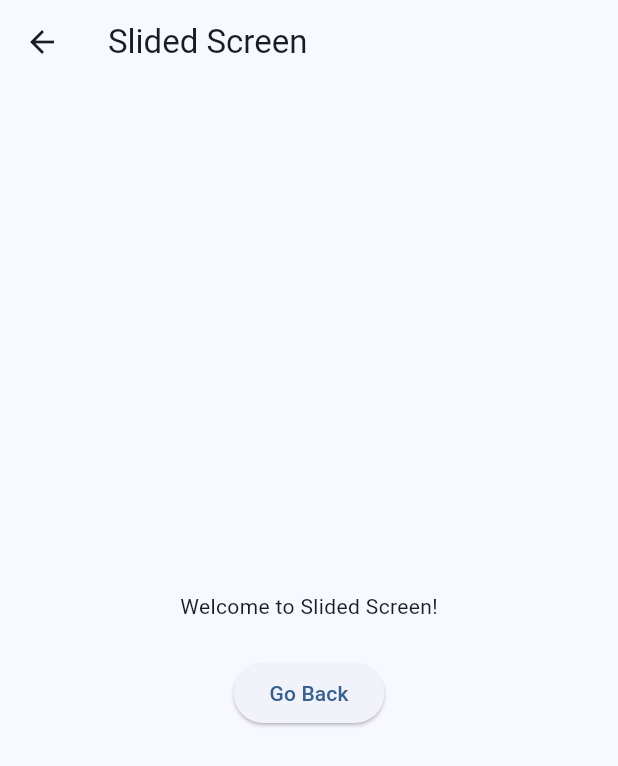
After one commit to kalviumcommunity/S64-Mar26-Team01-FFDP, a Flutter app: the AnimationDemoScreen screen opened by its route, after a tap on the "favorite outline" icon, after a tap on "Slide Transition Route", on a phone screen of 412 x 824 dp. The commit adds this screen. Shown: the top 766 px of the screen. Run offline on Flutter 3.47's test engine with Material 3 defaults, Android fonts, the phone set to English and light mode, and no system bars; our stand-ins replace cached_network_image, cloud_firestore, firebase_auth, firebase_core, firebase_storage, flutter_image_compress; accounts and stored records are empty.

Commit message:
chore:implemented smooth animations and transitions for improved UX

```diff
--- a/lib/routes/app_routes.dart
+++ b/lib/routes/app_routes.dart
@@ -8,6 +8,7 @@ import '../screens/settings/settings_screen.dart';
 import '../screens/about/about_screen.dart';
 import '../screens/devtools_demo_screen.dart';
 import '../screens/state_management_demo.dart';
+import '../screens/animations/animation_demo_screen.dart';
 /// Centralized named route definitions for NanheNest.
 ///
 /// Usage:
@@ -27,6 +28,7 @@ class AppRoutes {
   static const String about = '/about';
   static const String devToolsDemo = '/devtools-demo';
   static const String stateManagementDemo = '/state-management-demo';
+  static const String animationDemo = '/animation-demo';
 
   /// All named routes registered in MaterialApp
   static Map<String, WidgetBuilder> get routes => {
@@ -43,5 +45,6 @@ class AppRoutes {
         about: (_) => const AboutScreen(),
         devToolsDemo: (_) => const DevToolsDemoScreen(),
         stateManagementDemo: (_) => const StateManagementDemo(),
+        animationDemo: (_) => const AnimationDemoScreen(),
       };
 }
--- /dev/null
+++ b/lib/screens/animations/animation_demo_screen.dart
@@ -0,0 +1,158 @@
+import 'package:flutter/material.dart';
+import '../../utils/page_transitions.dart';
+import '../../widgets/animations/animated_like_button.dart';
+import '../../widgets/animations/custom_loading_indicator.dart';
+
+class AnimationDemoScreen extends StatelessWidget {
+  const AnimationDemoScreen({Key? key}) : super(key: key);
+
+  @override
+  Widget build(BuildContext context) {
+    return Scaffold(
+      appBar: AppBar(
+        title: const Text('Animations & Transitions'),
+      ),
+      body: SingleChildScrollView(
+        padding: const EdgeInsets.all(16),
+        child: Column(
+          children: [
+            // 1. Like Animation Example
+            _buildSection(
+              title: '1. Animated Like Button',
+              child: Row(
+                mainAxisAlignment: MainAxisAlignment.center,
+                children: [
+                  const AnimatedLikeButton(
+                    size: 48,
+                  ),
+                  const SizedBox(width: 32),
+                  AnimatedLikeButton(
+                    size: 48,
+                    initialIsLiked: true,
+                    onToggle: (liked) {
+                      debugPrint('Liked status changed: $liked');
+                    },
+                  ),
+                ],
+              ),
+            ),
+            const SizedBox(height: 32),
+
+            // 2. Loading Indicators Example
+            _buildSection(
+              title: '2. Loading Animations',
+              child: Column(
+                children: [
+                  const Row(
+                    mainAxisAlignment: MainAxisAlignment.spaceEvenly,
+                    children: [
+                      CustomLoadingIndicator(size: 30, color: Colors.blue),
+                      CustomLoadingIndicator(size: 50, color: Colors.red),
+                      CustomLoadingIndicator(strokeWidth: 6),
+                    ],
+                  ),
+                  const SizedBox(height: 32),
+                  Row(
+                    mainAxisAlignment: MainAxisAlignment.spaceEvenly,
+                    children: [
+                      const ShimmerLoadingBox(width: 60, height: 60),
+                      ShimmerLoadingBox(
+                        width: 120,
+                        height: 20,
+                        borderRadius: BorderRadius.circular(4),
+                      ),
+                    ],
+                  ),
+                ],
+              ),
+            ),
+            const SizedBox(height: 32),
+
+            // 3. Page Transitions Example
+            _buildSection(
+              title: '3. Page Transitions',
+              child: Column(
+                children: [
+                  ElevatedButton.icon(
+                    icon: const Icon(Icons.arrow_forward),
+                    label: const Text('Slide Transition Route'),
+                    onPressed: () {
+                      Navigator.push(
+                        context,
+                        PageTransitions.slide(const _DummyDestinationScreen(
+                          title: 'Slided Screen',
+                        )),
+                      );
+                    },
+                  ),
+                  const SizedBox(height: 16),
+                  ElevatedButton.icon(
+                    icon: const Icon(Icons.opacity),
+                    label: const Text('Fade Transition Route'),
+                    onPressed: () {
+                      Navigator.push(
+                        context,
+                        PageTransitions.fade(const _DummyDestinationScreen(
+                          title: 'Faded Screen',
+                        )),
+                      );
+                    },
+                  ),
+                ],
+              ),
+            ),
+          ],
+        ),
+      ),
+    );
+  }
+
+  Widget _buildSection({required String title, required Widget child}) {
+    return Card(
+      elevation: 2,
+      child: Padding(
+        padding: const EdgeInsets.all(16),
+        child: Column(
+          crossAxisAlignment: CrossAxisAlignment.stretch,
+          children: [
+            Text(
+              title,
+              style: const TextStyle(
+                fontSize: 18,
+                fontWeight: FontWeight.bold,
+              ),
+              textAlign: TextAlign.center,
+            ),
+            const SizedBox(height: 24),
+            child,
+          ],
+        ),
+      ),
+    );
+  }
+}
+
+class _DummyDestinationScreen extends StatelessWidget {
+  final String title;
+  const _DummyDestinationScreen({required this.title});
+
+  @override
+  Widget build(BuildContext context) {
+    return Scaffold(
+      appBar: AppBar(title: Text(title)),
+      body: Center(
+        child: Column(
+          mainAxisAlignment: MainAxisAlignment.center,
+          children: [
+            Text('Welcome to $title!'),
+            const SizedBox(height: 24),
+            ElevatedButton(
+              onPressed: () => Navigator.pop(context),
+              child: const Text('Go Back'),
+            ),
+          ],
+        ),
+      ),
+    );
+  }
+}
--- a/lib/screens/home/dashboard_screen.dart
+++ b/lib/screens/home/dashboard_screen.dart
@@ -115,6 +115,12 @@ class _DashboardScreenState extends State<DashboardScreen> {
         centerTitle: true,
         elevation: 0,
         actions: [
+          IconButton(
+            icon: const Icon(Icons.animation),
+            onPressed: () =>
+                Navigator.pushNamed(context, '/animation-demo'),
+            tooltip: 'Animations Demo',
+          ),
           IconButton(
             icon: const Icon(Icons.analytics),
             onPressed: () =>
--- /dev/null
+++ b/lib/utils/page_transitions.dart
@@ -0,0 +1,41 @@
+import 'package:flutter/material.dart';
+
+/// A utility class providing common Custom PageRouteBuilders
+class PageTransitions {
+  PageTransitions._();
+
+  /// Fades in the new page smoothly
+  static PageRouteBuilder fade(Widget page, {Duration? transitionDuration}) {
+    return PageRouteBuilder(
+      pageBuilder: (context, animation, secondaryAnimation) => page,
+      transitionDuration: transitionDuration ?? const Duration(milliseconds: 300),
+      transitionsBuilder: (context, animation, secondaryAnimation, child) {
+        return FadeTransition(
+          opacity: animation,
+          child: child,
+        );
+      },
+    );
+  }
+
+  /// Slides the new page from the right to the left
+  static PageRouteBuilder slide(Widget page, {Duration? transitionDuration}) {
+    return PageRouteBuilder(
+      pageBuilder: (context, animation, secondaryAnimation) => page,
+      transitionDuration: transitionDuration ?? const Duration(milliseconds: 300),
+      transitionsBuilder: (context, animation, secondaryAnimation, child) {
+        const begin = Offset(1.0, 0.0); // start off-screen right
+        const end = Offset.zero;         // end at its natural position
+        const curve = Curves.easeInOutCubic;
+
+        var tween = Tween(begin: begin, end: end).chain(CurveTween(curve: curve));
+        var offsetAnimation = animation.drive(tween);
+
+        return SlideTransition(
+          position: offsetAnimation,
+          child: child,
+        );
+      },
+    );
+  }
+}
--- /dev/null
+++ b/lib/widgets/animations/animated_like_button.dart
@@ -0,0 +1,102 @@
+import 'package:flutter/material.dart';
+
+/// A highly optimized Like button animation.
+/// Uses a StatefulWidget internally to handle its own AnimationController
+/// but exposes a simple stateless-like API to consumers.
+class AnimatedLikeButton extends StatefulWidget {
+  final bool initialIsLiked;
+  final double size;
+  final ValueChanged<bool>? onToggle;
+  final Color likedColor;
+  final Color unlikedColor;
+
+  const AnimatedLikeButton({
+    Key? key,
+    this.initialIsLiked = false,
+    this.size = 28.0,
+    this.onToggle,
+    this.likedColor = Colors.red,
+    this.unlikedColor = Colors.grey,
+  }) : super(key: key);
+
+  @override
+  State<AnimatedLikeButton> createState() => _AnimatedLikeButtonState();
+}
+
+class _AnimatedLikeButtonState extends State<AnimatedLikeButton>
+    with SingleTickerProviderStateMixin {
+  late bool _isLiked;
+  late AnimationController _controller;
+  late Animation<double> _scaleAnimation;
+
+  @override
+  void initState() {
+    super.initState();
+    _isLiked = widget.initialIsLiked;
+
+    _controller = AnimationController(
+       duration: const Duration(milliseconds: 300),
+      vsync: this,
+    );
+
+    // Creates a pop/bounce effect
+    _scaleAnimation = TweenSequence<double>([
+      TweenSequenceItem(
+        tween: Tween<double>(begin: 1.0, end: 1.4)
+            .chain(CurveTween(curve: Curves.easeOutCubic)),
+        weight: 40,
+      ),
+      TweenSequenceItem(
+        tween: Tween<double>(begin: 1.4, end: 1.0)
+            .chain(CurveTween(curve: Curves.easeOutBack)),
+        weight: 60,
+      ),
+    ]).animate(_controller);
+  }
+
+  @override
+  void dispose() {
+    _controller.dispose();
+    super.dispose();
+  }
+
+  void _handleTap() {
+    setState(() {
+      _isLiked = !_isLiked;
+    });
+
+    if (_isLiked) {
+      _controller.forward(from: 0.0);
+    } // typically unlike doesn't bounce in many apps, so we skip reverse animation
+
+    if (widget.onToggle != null) {
+      widget.onToggle!(_isLiked);
+    }
+  }
+
+  @override
+  Widget build(BuildContext context) {
+    // We use AnimatedBuilder exclusively on the icon to avoid full widget rebuilds during animation
+    return GestureDetector(
+      onTap: _handleTap,
+      behavior: HitTestBehavior.opaque,
+      child: Padding(
+        padding: const EdgeInsets.all(8.0),
+        child: AnimatedBuilder(
+          animation: _scaleAnimation,
+          builder: (context, child) {
+            return Transform.scale(
+              scale: _isLiked ? _scaleAnimation.value : 1.0,
+              child: child,
+            );
+          },
+          child: Icon(
+            _isLiked ? Icons.favorite : Icons.favorite_border,
+            color: _isLiked ? widget.likedColor : widget.unlikedColor,
+            size: widget.size,
+          ),
+        ),
+      ),
+    );
+  }
+}
--- /dev/null
+++ b/lib/widgets/animations/custom_loading_indicator.dart
@@ -0,0 +1,92 @@
+import 'package:flutter/material.dart';
+
+/// A configurable circular loading indicator.
+/// Designed to be lightweight and scalable.
+class CustomLoadingIndicator extends StatelessWidget {
+  final double size;
+  final Color? color;
+  final double strokeWidth;
+
+  const CustomLoadingIndicator({
+    Key? key,
+    this.size = 40.0,
+    this.color,
+    this.strokeWidth = 4.0,
+  }) : super(key: key);
+
+  @override
+  Widget build(BuildContext context) {
+    return Center(
+      child: SizedBox(
+        width: size,
+        height: size,
+        child: CircularProgressIndicator(
+          strokeWidth: strokeWidth,
+          valueColor: AlwaysStoppedAnimation<Color>(
+            color ?? Theme.of(context).colorScheme.primary,
+          ),
+          backgroundColor: Colors.transparent,
+        ),
+      ),
+    );
+  }
+}
+
+/// A lightweight Shimmer Box loading animation useful for skeleton screens
+class ShimmerLoadingBox extends StatefulWidget {
+  final double width;
+  final double height;
+  final BorderRadius? borderRadius;
+
+  const ShimmerLoadingBox({
+    Key? key,
+    required this.width,
+    required this.height,
+    this.borderRadius,
+  }) : super(key: key);
+
+  @override
+  State<ShimmerLoadingBox> createState() => _ShimmerLoadingBoxState();
+}
+
+class _ShimmerLoadingBoxState extends State<ShimmerLoadingBox>
+    with SingleTickerProviderStateMixin {
+  late AnimationController _controller;
+  late Animation<double> _animation;
+
+  @override
+  void initState() {
+    super.initState();
+    _controller = AnimationController(
+      duration: const Duration(milliseconds: 1500),
+      vsync: this,
+    )..repeat(reverse: true);
+
+    _animation = Tween<double>(begin: 0.2, end: 0.6).animate(
+      CurvedAnimation(parent: _controller, curve: Curves.easeInOut),
+    );
+  }
+
+  @override
+  void dispose() {
+    _controller.dispose();
+    super.dispose();
+  }
+
+  @override
+  Widget build(BuildContext context) {
+    return AnimatedBuilder(
+      animation: _animation,
+      builder: (context, child) {
+        return Container(
+          width: widget.width,
+          height: widget.height,
+          decoration: BoxDecoration(
+            color: Colors.grey.withAlpha((_animation.value * 255).toInt()),
+            borderRadius: widget.borderRadius ?? BorderRadius.circular(8),
+          ),
+        );
+      },
+    );
+  }
+}
```
